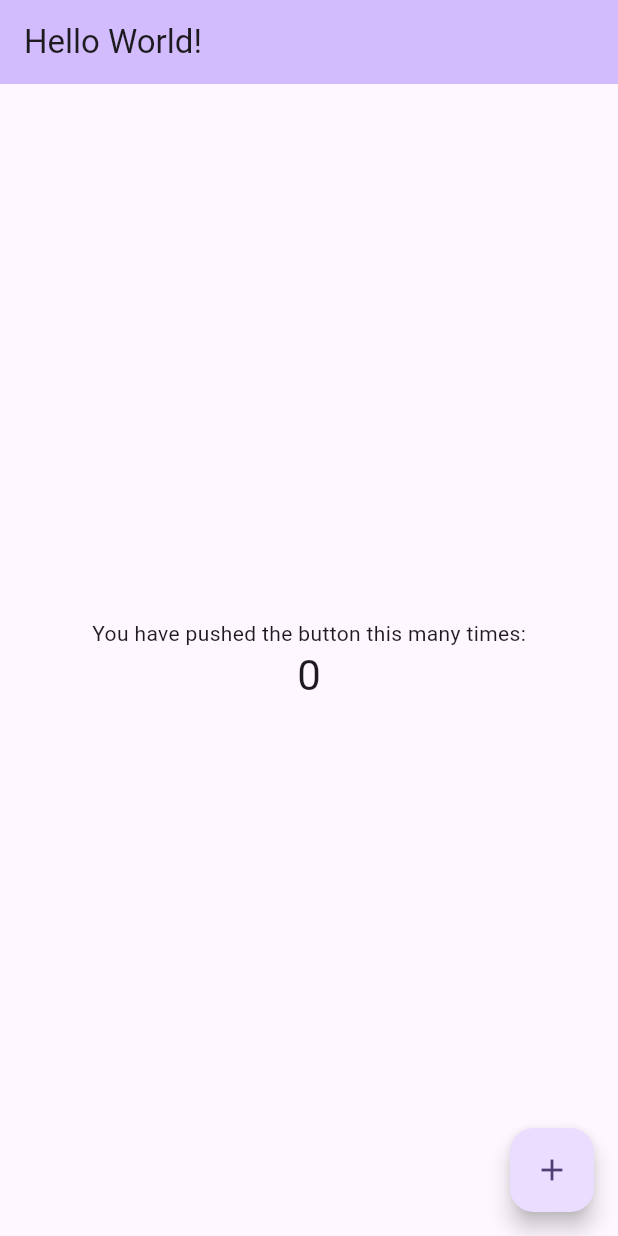
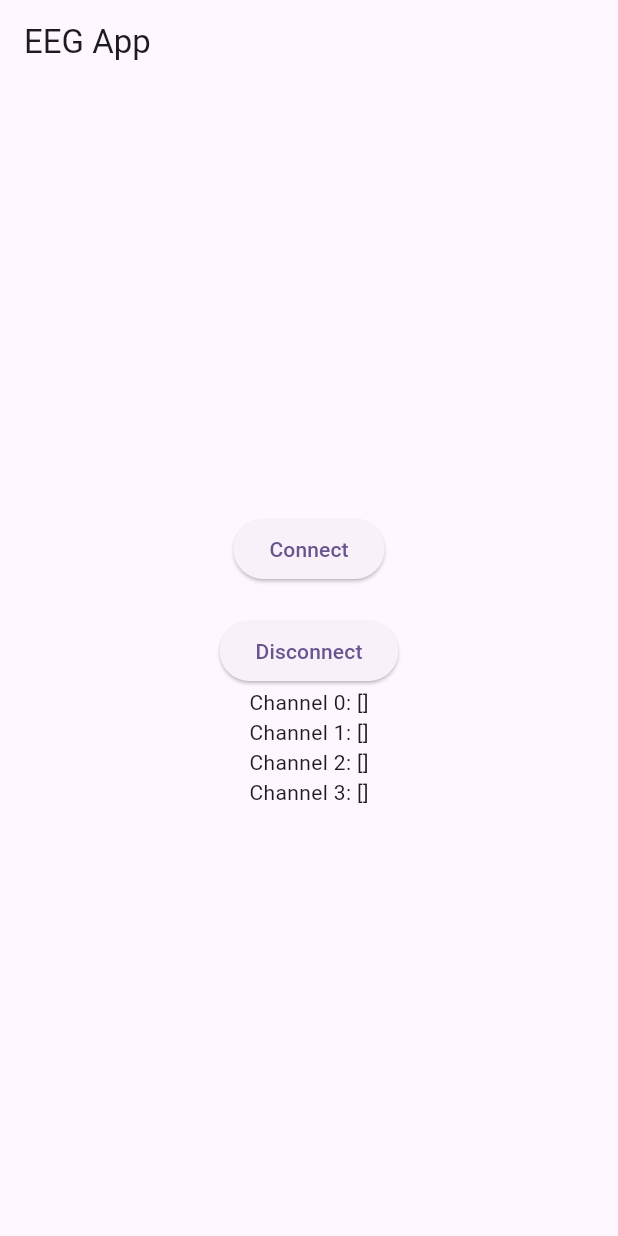
Before and after one commit to pieeg-club/eeg_app, a Flutter app: the screen it shows after launch, on a phone screen of 412 x 824 dp. Run offline on Flutter 3.47's test engine with Material 3 defaults, Android fonts, the phone set to English and light mode, and no system bars; our stand-ins replace dartz, equatable, flutter_blue_plus, flutter_riverpod, riverpod_annotation; generated files the repository leaves out were written again.

Commit message:
add main page WIP

```diff
--- a/lib/core/failure.dart
+++ b/lib/core/failure.dart
@@ -18,11 +18,14 @@
 /// - `message`: A string containing details about the failure.
 abstract class Failure {
   /// Constructs a [Failure] with the given message.
-  const Failure(this.message);
+  const Failure(this.message, this.stackTrace);
 
   /// A string containing details about the failure.
   final String message;
 
+  /// A stack trace that provides information about where the failure occurred.
+  final StackTrace stackTrace;
+
   @override
   String toString() => message;
 }
--- a/lib/core/use_case.dart
+++ b/lib/core/use_case.dart
@@ -7,6 +7,7 @@ import 'package:equatable/equatable.dart';
 ///
 /// [ResultType] is the type of the result produced by the use case.
 /// [Params] is the type of the parameters required to execute the use case.
+// ignore: one_member_abstracts
 abstract class UseCase<ResultType, Params> {
   /// Executes the use case with the given [params].
   ///
--- a/lib/main.dart
+++ b/lib/main.dart
@@ -1,3 +1,4 @@
+import 'package:eeg_app/presentation/pages/main_page.dart';
 import 'package:flutter/material.dart';
 import 'package:flutter_gen/gen_l10n/app_localizations.dart';
 import 'package:flutter_riverpod/flutter_riverpod.dart';
@@ -37,95 +38,7 @@ class MyApp extends StatelessWidget {
         colorScheme: ColorScheme.fromSeed(seedColor: Colors.deepPurple),
         useMaterial3: true,
       ),
-      home: const MyHomePage(title: 'Flutter Demo Home Page'),
+      home: const MainPage(),
     );
   }
 }
-
-class MyHomePage extends StatefulWidget {
-  const MyHomePage({super.key, required this.title});
-
-  // This widget is the home page of your application. It is stateful, meaning
-  // that it has a State object (defined below) that contains fields that affect
-  // how it looks.
-
-  // This class is the configuration for the state. It holds the values (in this
-  // case the title) provided by the parent (in this case the App widget) and
-  // used by the build method of the State. Fields in a Widget subclass are
-  // always marked "final".
-
-  final String title;
-
-  @override
-  State<MyHomePage> createState() => _MyHomePageState();
-}
-
-class _MyHomePageState extends State<MyHomePage> {
-  int _counter = 0;
-
-  void _incrementCounter() {
-    setState(() {
-      // This call to setState tells the Flutter framework that something has
-      // changed in this State, which causes it to rerun the build method below
-      // so that the display can reflect the updated values. If we changed
-      // _counter without calling setState(), then the build method would not be
-      // called again, and so nothing would appear to happen.
-      _counter++;
-    });
-  }
-
-  @override
-  Widget build(BuildContext context) {
-    // This method is rerun every time setState is called, for instance as done
-    // by the _incrementCounter method above.
-    //
-    // The Flutter framework has been optimized to make rerunning build methods
-    // fast, so that you can just rebuild anything that needs updating rather
-    // than having to individually change instances of widgets.
-    return Scaffold(
-      appBar: AppBar(
-        // TRY THIS: Try changing the color here to a specific color (to
-        // Colors.amber, perhaps?) and trigger a hot reload to see the AppBar
-        // change color while the other colors stay the same.
-        backgroundColor: Theme.of(context).colorScheme.inversePrimary,
-        // Here we take the value from the MyHomePage object that was created by
-        // the App.build method, and use it to set our appbar title.
-        title: Text(AppLocalizations.of(context)!.helloWorld),
-      ),
-      body: Center(
-        // Center is a layout widget. It takes a single child and positions it
-        // in the middle of the parent.
-        child: Column(
-          // Column is also a layout widget. It takes a list of children and
-          // arranges them vertically. By default, it sizes itself to fit its
-          // children horizontally, and tries to be as tall as its parent.
-          //
-          // Column has various properties to control how it sizes itself and
-          // how it positions its children. Here we use mainAxisAlignment to
-          // center the children vertically; the main axis here is the vertical
-          // axis because Columns are vertical (the cross axis would be
-          // horizontal).
-          //
-          // TRY THIS: Invoke "debug painting" (choose the "Toggle Debug Paint"
-          // action in the IDE, or press "p" in the console), to see the
-          // wireframe for each widget.
-          mainAxisAlignment: MainAxisAlignment.center,
-          children: <Widget>[
-            const Text(
-              'You have pushed the button this many times:',
-            ),
-            Text(
-              '$_counter',
-              style: Theme.of(context).textTheme.headlineMedium,
-            ),
-          ],
-        ),
-      ),
-      floatingActionButton: FloatingActionButton(
-        onPressed: _incrementCounter,
-        tooltip: 'Increment',
-        child: const Icon(Icons.add),
-      ), // This trailing comma makes auto-formatting nicer for build methods.
-    );
-  }
-}
--- /dev/null
+++ b/lib/presentation/pages/main_page.dart
@@ -0,0 +1,97 @@
+import 'package:eeg_app/core/use_case.dart';
+import 'package:eeg_app/domain/providers/connect_use_case.dart';
+import 'package:eeg_app/domain/providers/disconnect_use_case.dart';
+import 'package:eeg_app/presentation/notifiers/processed_data.dart';
+import 'package:flutter/material.dart';
+import 'package:flutter_riverpod/flutter_riverpod.dart';
+
+/// Main page of the app
+class MainPage extends ConsumerWidget {
+  /// Default constructor
+  const MainPage({super.key});
+
+  @override
+  Widget build(BuildContext context, WidgetRef ref) {
+    final connectDeviceUseCase = ref.read(connectUseCaseProvider);
+    final disconnectDeviceUseCase = ref.read(disconnectUseCaseProvider);
+    final processedData = ref.watch(processedDataNotifierProvider);
+    final processedDataNotifier =
+        ref.read(processedDataNotifierProvider.notifier);
+    return Scaffold(
+      appBar: AppBar(
+        title: const Text('EEG App'),
+      ),
+      body: Center(
+        child: Column(
+          mainAxisAlignment: MainAxisAlignment.center,
+          children: <Widget>[
+            ElevatedButton(
+              onPressed: () async {
+                final result = await connectDeviceUseCase(NoParams());
+                result.fold(
+                  (failure) {
+                    ScaffoldMessenger.of(context).showSnackBar(
+                      SnackBar(
+                        content: Text(failure.message),
+                      ),
+                    );
+                  },
+                  (data) {
+                    ScaffoldMessenger.of(context).showSnackBar(
+                      const SnackBar(
+                        content: Text('Successfully connected to the device!'),
+                        duration: Duration(
+                          seconds: 2,
+                        ),
+                      ),
+                    );
+                    processedDataNotifier.startListeningForData();
+                  },
+                );
+              },
+              child: const Text('Connect'),
+            ),
+            const SizedBox(height: 20),
+            ElevatedButton(
+              onPressed: () async {
+                final result = await disconnectDeviceUseCase(NoParams());
+                result.fold(
+                  (failure) {
+                    ScaffoldMessenger.of(context).showSnackBar(
+                      SnackBar(
+                        content: Text(failure.message),
+                      ),
+                    );
+                  },
+                  (data) {
+                    ScaffoldMessenger.of(context).showSnackBar(
+                      const SnackBar(
+                        content: Text('Successfully disconnected!'),
+                        duration: Duration(
+                          seconds: 2,
+                        ),
+                      ),
+                    );
+                  },
+                );
+              },
+              child: const Text('Disconnect'),
+            ),
+            processedData.when(
+              data: (data) {
+                return Column(
+                  children: List.generate(
+                    data.length,
+                    (i) => Text('Channel $i: ${data[i]}'),
+                  ),
+                );
+              },
+              error: (error, stackTrace) => Text('Error: $error'),
+              loading: () => const CircularProgressIndicator(),
+            ),
+          ],
+        ),
+      ),
+    );
+  }
+}
```
Also changed, not shown: lib/data/repositories/ble_repo_impl.dart (+24 -15 lines), lib/domain/failures/device_failures.dart (+19 -11 lines), lib/domain/use_cases/get_processed_data_stream_use_case.dart (+6 -3 lines), lib/presentation/notifiers/processed_data.dart (added, +34 -0 lines), pubspec.yaml (+13 -15 lines), lib/presentation/notifiers/processed_data.g.dart (added), pubspec.lock, 3 other files.
